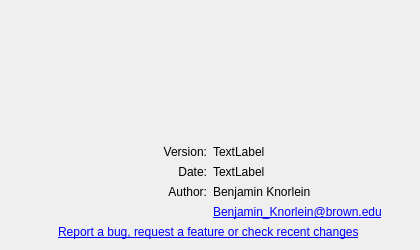
Qt form src/ui/ui-files/AboutDialog.ui (XROMMPackages/xmalab) before a commit.
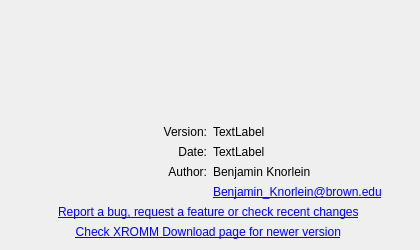
The same form after that commit. Icons and pictures are not drawn.

Commit message: Added a link in the About menu to the XROMM Recent Changes and Download page

The edit to the form file:
```diff
--- a/src/ui/ui-files/AboutDialog.ui
+++ b/src/ui/ui-files/AboutDialog.ui
@@ -196,6 +196,22 @@
        </property>
       </widget>
      </item>
+     <item row="11" column="0" colspan="2">
+      <widget class="QLabel" name="label_8">
+       <property name="text">
+        <string>&lt;a href=&quot;https://wiki.brown.edu/confluence/display/ctx/Recent+Changes+and+DOWNLOADS&quot;&gt;Check XROMM Download page for newer version&lt;/a&gt; </string>
+       </property>
+       <property name="alignment">
+        <set>Qt::AlignCenter</set>
+       </property>
+       <property name="openExternalLinks">
+        <bool>true</bool>
+       </property>
+       <property name="textInteractionFlags">
+        <set>Qt::TextBrowserInteraction</set>
+       </property>
+      </widget>
+     </item>
     </layout>
    </item>
   </layout>
```
Left out of the diff: 70 changed lines with no effect on the pictures.
